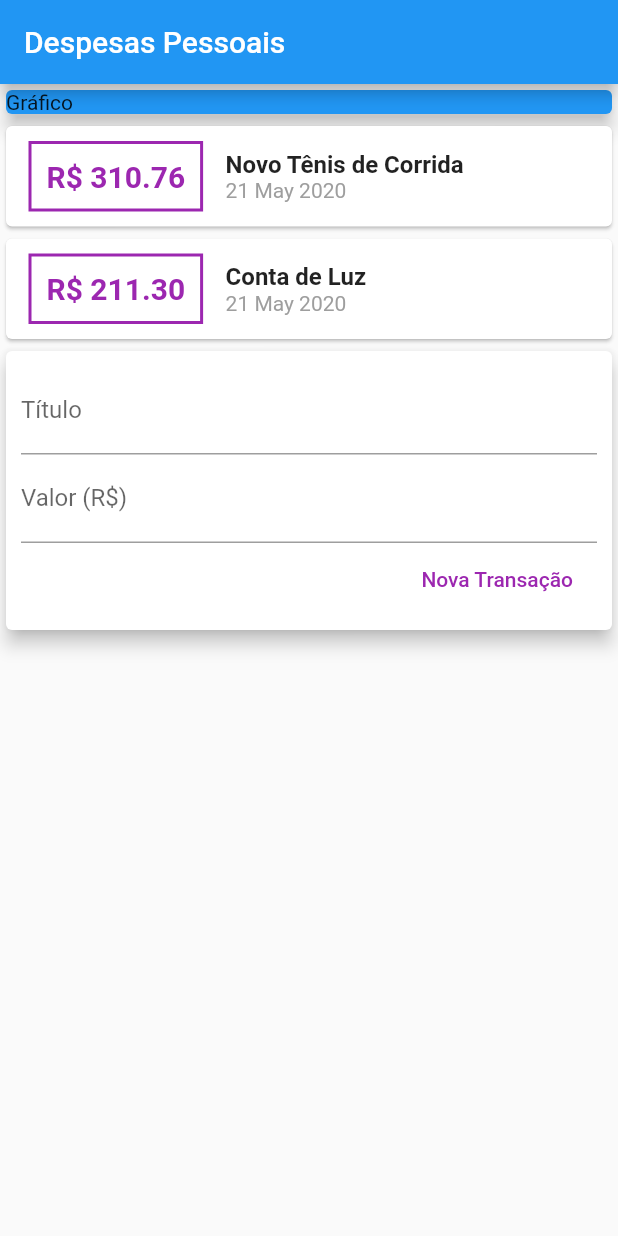
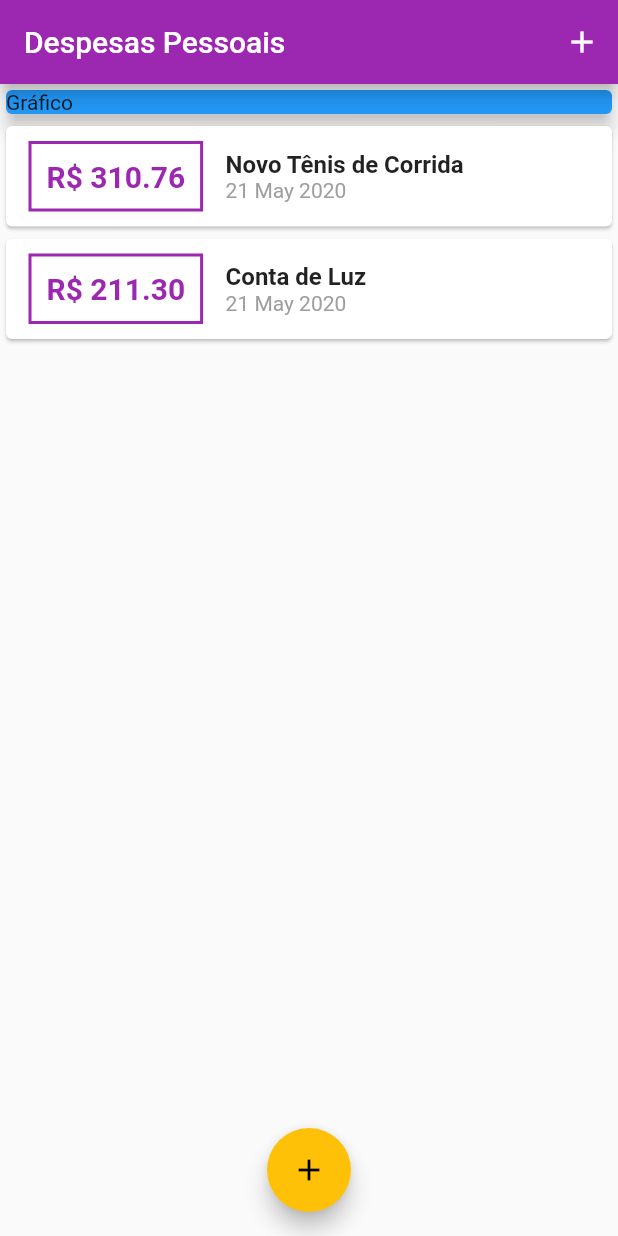
Before and after one commit to cmaraslian/Flutter, a Flutter app: the screen it shows after launch, on a phone screen of 412 x 824 dp. Run offline on Flutter 3.47's test engine with Material 2 defaults, Android fonts, the phone set to English and light mode, and no system bars.

Commit message:
Refatoração e melhorias

```diff
--- a/expenses/lib/components/transaction_list.dart
+++ b/expenses/lib/components/transaction_list.dart
@@ -2,27 +2,27 @@ import 'package:expenses/models/transaction.dart';
 import 'package:flutter/material.dart';
 import 'package:intl/intl.dart';
 
-
 class TransactionList extends StatelessWidget {
-
   final List<Transaction> transactions;
 
   TransactionList(this.transactions);
 
   @override
   Widget build(BuildContext context) {
-
-    return Column(
-            children: transactions.map((tr) {
+    return Container(
+      height: 350,
+      child: ListView.builder(
+        itemCount: transactions.length,
+        itemBuilder: (ctx, index) {
+          final tr = transactions[index];
           return Card(
             child: Row(
               children: <Widget>[
                 Container(
-                      margin:
-                          EdgeInsets.symmetric(horizontal: 15, vertical: 10),
+                  margin: EdgeInsets.symmetric(horizontal: 15, vertical: 10),
                   decoration: BoxDecoration(
                       border: Border.all(
-                        color: Colors.purple,
+                    color: Theme.of(context).primaryColor,
                     width: 2,
                   )),
                   padding: EdgeInsets.all(10),
@@ -31,7 +31,7 @@ class TransactionList extends StatelessWidget {
                     style: TextStyle(
                       fontWeight: FontWeight.bold,
                       fontSize: 20,
-                          color: Colors.purple,
+                      color: Theme.of(context).primaryColor,
                     ),
                   ),
                 ),
@@ -56,7 +56,8 @@ class TransactionList extends StatelessWidget {
               ],
             ),
           );
-            }).toList(),
+        },
+      ),
     );
   }
 }
--- a/expenses/lib/components/transaction_user.dart
+++ /dev/null
@@ -1,38 +0,0 @@
-import 'package:expenses/models/transaction.dart';
-import 'package:flutter/material.dart';
-import 'transaction_form.dart';
-import 'transaction_list.dart';
-
-class TransactionUser extends StatefulWidget {
-  @override
-  _TransactionUserState createState() => _TransactionUserState();
-}
-
-class _TransactionUserState extends State<TransactionUser> {
-
-final _transactions = [
-    Transaction(
-      id: 't1',
-      title: 'Novo Tênis de Corrida',
-      value: 310.76,
-      date: DateTime.now(),
-    ),
-    Transaction(
-      id: 't2',
-      title: 'Conta de Luz',
-      value: 211.30,
-      date: DateTime.now(),
-    ),
-  ];
-
-  @override
-  Widget build(BuildContext context) {
-    return Column(
-      children: <Widget>[
-        TransactionList(_transactions),
-        TransactionForm(),
-      ],
-
-    );
-  }
-}
--- a/expenses/lib/main.dart
+++ b/expenses/lib/main.dart
@@ -1,5 +1,8 @@
-import 'package:expenses/components/transaction_user.dart';
+import 'dart:math';
+import 'package:expenses/components/transaction_form.dart';
 import 'package:flutter/material.dart';
+import 'package:expenses/models/transaction.dart';
+import 'components/transaction_list.dart';
 
 main() => runApp(ExpensesApp());
 
@@ -8,24 +11,75 @@ class ExpensesApp extends StatelessWidget {
   Widget build(BuildContext context) {
     return MaterialApp(
       home: MyHomePage(),
+      theme: ThemeData(
+        primarySwatch: Colors.purple,
+        accentColor: Colors.amber,
+      ),
     );
   }
 }
 
-class MyHomePage extends StatelessWidget {
+class MyHomePage extends StatefulWidget {
+  @override
+  _MyHomePageState createState() => _MyHomePageState();
+}
 
+class _MyHomePageState extends State<MyHomePage> {
   final titleController = TextEditingController();
   final valueController = TextEditingController();
 
+  final _transactions = [
+    Transaction(
+      id: 't1',
+      title: 'Novo Tênis de Corrida',
+      value: 310.76,
+      date: DateTime.now(),
+    ),
+    Transaction(
+      id: 't2',
+      title: 'Conta de Luz',
+      value: 211.30,
+      date: DateTime.now(),
+    ),
+  ];
 
+  _openTransactionFormModal(BuildContext context) {
+    showModalBottomSheet(
+        context: context,
+        builder: (_) {
+          return TransactionForm(_addTransaction);
+        });
+  }
+
+  _addTransaction(String title, double value) {
+    final newTransaction = Transaction(
+      id: Random().nextDouble().toString(),
+      title: title,
+      value: value,
+      date: DateTime.now(),
+    );
+
+    setState(() {
+      _transactions.add(newTransaction);
+    });
+
+    Navigator.of(context).pop();
+  }
 
   @override
   Widget build(BuildContext context) {
     return Scaffold(
       appBar: AppBar(
         title: Text('Despesas Pessoais'),
+        actions: <Widget>[
+          IconButton(
+            icon: Icon(Icons.add),
+            onPressed: () => _openTransactionFormModal(context),
+          )
+        ],
       ),
-      body: Column(
+      body: SingleChildScrollView(
+        child: Column(
           crossAxisAlignment: CrossAxisAlignment.stretch,
           children: <Widget>[
             Container(
@@ -36,9 +90,15 @@ class MyHomePage extends StatelessWidget {
                 elevation: 5,
               ),
             ),
-         TransactionUser(),
+            TransactionList(_transactions),
           ],
         ),
+      ),
+      floatingActionButton: FloatingActionButton(
+        child: Icon(Icons.add),
+        onPressed: () => _openTransactionFormModal(context),
+      ),
+      floatingActionButtonLocation: FloatingActionButtonLocation.centerFloat,
     );
   }
 }
```
Also changed, not shown: expenses/lib/components/transaction_form.dart (+23 -7 lines), expenses/pubspec.yaml (+11 -11 lines), expenses/asssests/fonts/OpenSans-Bold.ttf (added), expenses/asssests/fonts/OpenSans-Regular.ttf (added), expenses/asssests/fonts/Quicksand-Bold.ttf (added), expenses/asssests/fonts/Quicksand-Light.ttf (added), expenses/asssests/fonts/Quicksand-Medium.ttf (added), expenses/asssests/fonts/Quicksand-Regular.ttf (added). Lines whose indentation alone changed are shown as unchanged.
